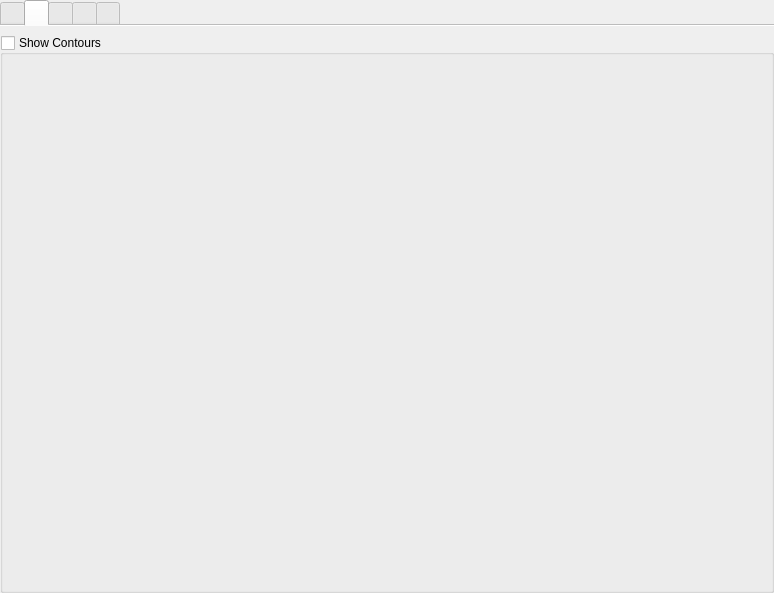
The window that src/ui/mesh/qgsrenderermeshpropswidgetbase.ui (carsmie/QGIS) describes before a commit, drawn with Qt 5.
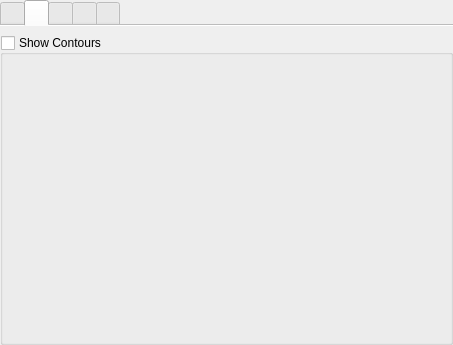
The same window after the commit. The open tabs and pages were chosen to show the change. Icons and pictures are not drawn. Custom widgets are drawn as their Qt base class.

Commit message:
Reduce margins in vector and mesh layer properties dialog
harmonizing all the tabs and vertically aligning the settings widget with button toolbar at the bottom

What changed in the file:
```diff
--- a/src/ui/mesh/qgsrenderermeshpropswidgetbase.ui
+++ b/src/ui/mesh/qgsrenderermeshpropswidgetbase.ui
@@ -6,8 +6,8 @@
    <rect>
     <x>0</x>
     <y>0</y>
-    <width>774</width>
-    <height>593</height>
+    <width>453</width>
+    <height>345</height>
    </rect>
   </property>
   <property name="windowTitle">
@@ -160,6 +160,18 @@
           <bool>false</bool>
          </property>
          <layout class="QVBoxLayout" name="verticalLayout_6">
+          <property name="leftMargin">
+           <number>0</number>
+          </property>
+          <property name="topMargin">
+           <number>0</number>
+          </property>
+          <property name="rightMargin">
+           <number>0</number>
+          </property>
+          <property name="bottomMargin">
+           <number>0</number>
+          </property>
           <item>
            <widget class="QgsMeshRendererScalarSettingsWidget" name="mMeshRendererScalarSettingsWidget" native="true"/>
           </item>
```
The commit also changes 7 other files.
